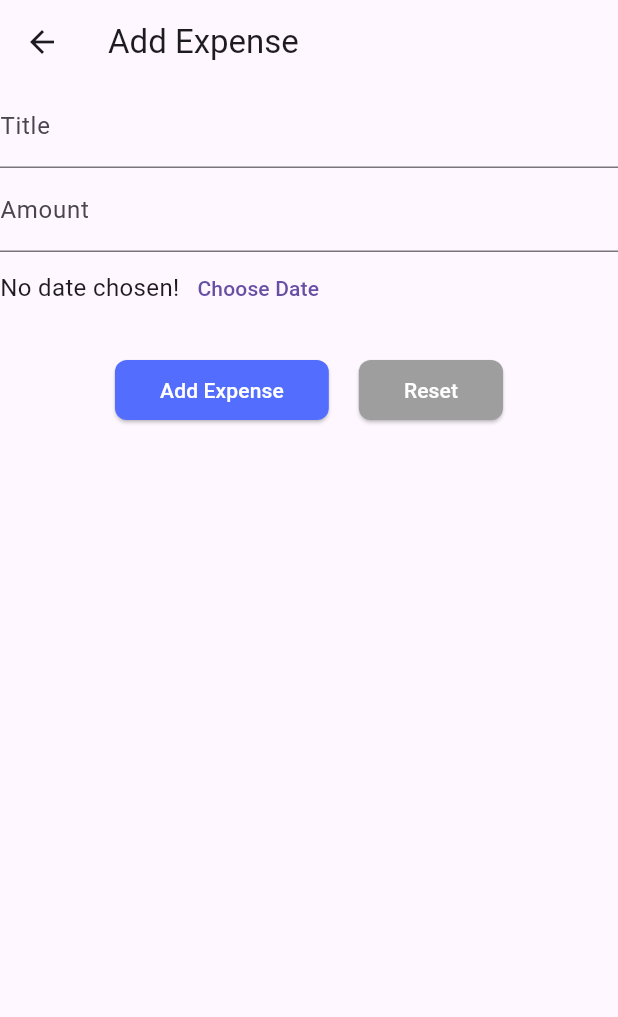
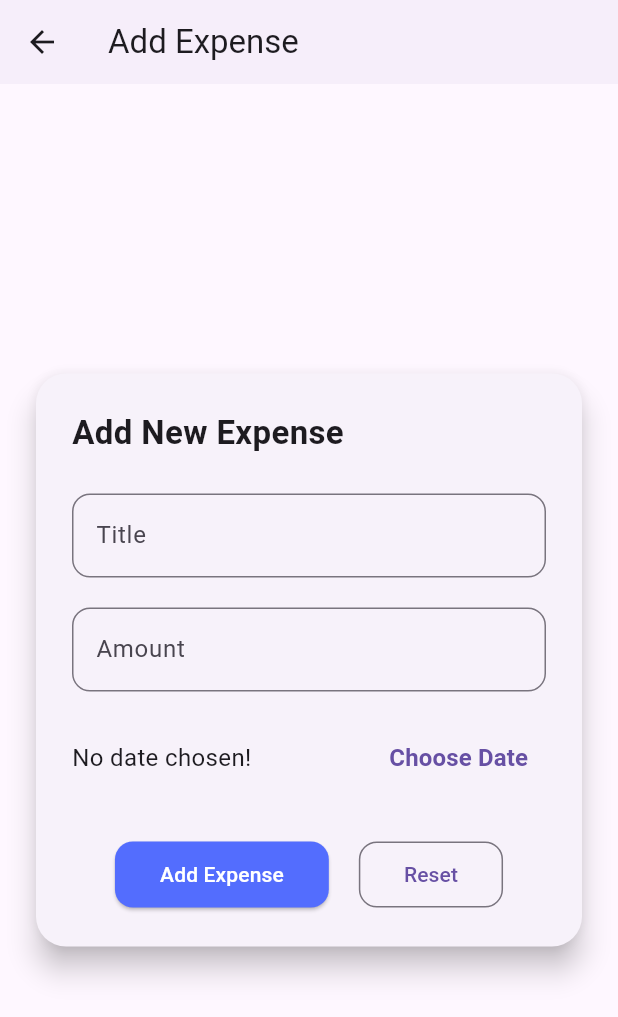
Before and after one commit to Johnvilin-Sibina/Expense-Tracker, a Flutter app: the screen it shows after launch, after a tap on the "add" icon, on a phone screen of 412 x 824 dp. Shown: the top 1017 px of the screen. Run offline on Flutter 3.47's test engine with Material 3 defaults, Android fonts, the phone set to English and light mode, and no system bars; our stand-ins replace hive, hive_flutter; accounts and stored records are empty.

Commit message:
Enhanced UI

```diff
--- a/lib/screens/add_expense_screen.dart
+++ b/lib/screens/add_expense_screen.dart
@@ -18,9 +18,7 @@ class _AddExpenseScreenState extends State<AddExpenseScreen> {
   void showDatepicker() async {
     final pickedDate = await showDatePicker(
       context: context,
-      initialDate:
-          _selectedDate ??
-          DateTime.now(), // If date is selected, show that  or else show current date
+      initialDate: _selectedDate ?? DateTime.now(),
       firstDate: DateTime(2000),
       lastDate: DateTime.now(),
     );
@@ -37,8 +35,11 @@ class _AddExpenseScreenState extends State<AddExpenseScreen> {
       final enteredTitle = _titleController.text;
       final enteredAmount = double.parse(_amountController.text);
 
-      // print("Title: $enteredTitle, Amount: $enteredAmount");
-      final newExpense = ExpenseModel(title: enteredTitle, amount: enteredAmount, date: _selectedDate!);
+      final newExpense = ExpenseModel(
+        title: enteredTitle,
+        amount: enteredAmount,
+        date: _selectedDate!,
+      );
       Navigator.pop(context, newExpense);
     }
   }
@@ -55,15 +56,52 @@ class _AddExpenseScreenState extends State<AddExpenseScreen> {
   @override
   Widget build(BuildContext context) {
     return Scaffold(
-      appBar: AppBar(title: Text("Add Expense")),
+      appBar: AppBar(
+        title: const Text("Add Expense"),
+        elevation: 1,
+      ),
+
       body: Center(
+        child: Container(
+          width: 450, // Good width for web & mobile
+          padding: const EdgeInsets.all(20),
+
+          child: Card(
+            elevation: 8,
+            shape: RoundedRectangleBorder(
+              borderRadius: BorderRadius.circular(20),
+            ),
+
+            child: Padding(
+              padding: const EdgeInsets.all(24.0),
+
               child: Form(
                 key: _formKey,
+
                 child: Column(
+                  crossAxisAlignment: CrossAxisAlignment.start,
+                  mainAxisSize: MainAxisSize.min,
+
                   children: [
+                    const Text(
+                      "Add New Expense",
+                      style: TextStyle(
+                        fontSize: 22,
+                        fontWeight: FontWeight.bold,
+                      ),
+                    ),
+
+                    const SizedBox(height: 25),
+
+                    // Title
                     TextFormField(
                       controller: _titleController,
-                decoration: InputDecoration(labelText: "Title"),
+                      decoration: InputDecoration(
+                        labelText: "Title",
+                        border: OutlineInputBorder(
+                          borderRadius: BorderRadius.circular(12),
+                        ),
+                      ),
                       validator: (value) {
                         if (value == null || value.isEmpty) {
                           return "Please enter a title";
@@ -71,16 +109,25 @@ class _AddExpenseScreenState extends State<AddExpenseScreen> {
                         return null;
                       },
                     ),
+
+                    const SizedBox(height: 20),
+
+                    // Amount
                     TextFormField(
                       controller: _amountController,
-                decoration: InputDecoration(labelText: "Amount"),
                       keyboardType: TextInputType.number,
+                      decoration: InputDecoration(
+                        labelText: "Amount",
+                        border: OutlineInputBorder(
+                          borderRadius: BorderRadius.circular(12),
+                        ),
+                      ),
                       validator: (value) {
                         if (value == null || value.isEmpty) {
                           return "Please enter an amount";
                         }
                         if (double.tryParse(value) == null) {
-                    return "Please enter a valid number";
+                          return "Enter a valid number";
                         }
                         if (double.parse(value) <= 0) {
                           return "Amount must be greater than zero";
@@ -88,56 +135,78 @@ class _AddExpenseScreenState extends State<AddExpenseScreen> {
                         return null;
                       },
                     ),
-              // TextButton(onPressed: () => showDatepicker(), child: Text("Choose Date")),
+
+                    const SizedBox(height: 20),
+
+                    // DATE PICKER ROW
                     Row(
-                mainAxisAlignment: MainAxisAlignment.start,
+                      mainAxisAlignment: MainAxisAlignment.spaceBetween,
                       children: [
                         Text(
                           _selectedDate == null
                               ? "No date chosen!"
                               : "Picked: ${_selectedDate!.day}-${_selectedDate!.month}-${_selectedDate!.year}",
-                    style: TextStyle(fontSize: 16),
+                          style: const TextStyle(fontSize: 16),
                         ),
                         TextButton(
                           onPressed: showDatepicker,
-                    child: Text("Choose Date"),
+                          child: const Text(
+                            "Choose Date",
+                            style: TextStyle(
+                              fontSize: 16,
+                              fontWeight: FontWeight.bold,
+                            ),
+                          ),
                         ),
                       ],
                     ),
 
-              SizedBox(height: 20),
+                    const SizedBox(height: 30),
+
+                    // BUTTONS ROW
                     Row(
                       mainAxisAlignment: MainAxisAlignment.center,
                       children: [
                         ElevatedButton(
-                    onPressed: () => submitForm(),
-                    child: Text("Add Expense"),
+                          onPressed: submitForm,
                           style: ElevatedButton.styleFrom(
                             backgroundColor: Colors.indigoAccent,
                             foregroundColor: Colors.white,
+                            padding: const EdgeInsets.symmetric(
+                              horizontal: 30,
+                              vertical: 12,
+                            ),
                             shape: RoundedRectangleBorder(
-                        borderRadius: BorderRadius.circular(8.0),
-                      ),
-                      padding:
-                          EdgeInsets.symmetric(horizontal: 30.0, vertical: 10.0),
+                              borderRadius: BorderRadius.circular(12),
                             ),
                           ),
-                  SizedBox(width: 20),
-                  ElevatedButton(onPressed: () => resetForm(), child: Text("Reset"), style: ElevatedButton.styleFrom(
-                    backgroundColor: Colors.grey,
-                    foregroundColor: Colors.white,
+                          child: const Text("Add Expense"),
+                        ),
+
+                        const SizedBox(width: 20),
+
+                        OutlinedButton(
+                          onPressed: resetForm,
+                          style: OutlinedButton.styleFrom(
+                            padding: const EdgeInsets.symmetric(
+                              horizontal: 30,
+                              vertical: 12,
+                            ),
                             shape: RoundedRectangleBorder(
-                      borderRadius: BorderRadius.circular(8.0),
+                              borderRadius: BorderRadius.circular(12),
                             ),
-                    padding:
-                        EdgeInsets.symmetric(horizontal: 30.0, vertical: 10.0),
-                  ),),
+                          ),
+                          child: const Text("Reset"),
+                        ),
                       ],
                     )
                   ],
                 ),
               ),
             ),
+          ),
+        ),
+      ),
     );
   }
 }
--- a/lib/screens/home_screen.dart
+++ b/lib/screens/home_screen.dart
@@ -11,12 +11,6 @@ class HomeScreen extends StatefulWidget {
 }
 
 class _HomeScreenState extends State<HomeScreen> {
-  //   List<ExpenseModel> expenses = [
-  //   ExpenseModel(title: "Groceries", amount: 50.0, date: DateTime.now()),
-  //   ExpenseModel(title: "Transport", amount: 20.0, date: DateTime.now()),
-  // ];
-
-
   final expensesBox = Hive.box<ExpenseModel>('expensesBox');
 
   List<ExpenseModel> get expenses {
@@ -24,6 +18,7 @@ class _HomeScreenState extends State<HomeScreen> {
   }
 
   final double totalAmount = 10000.0;
+
   double get totalExpenses {
     return expenses.fold(0.0, (sum, item) => sum + item.amount);
   }
@@ -33,25 +28,23 @@ class _HomeScreenState extends State<HomeScreen> {
   }
 
   void confirmDelete(int index) {
-    final expensesBox = Hive.box<ExpenseModel>('expensesBox');
     showDialog(
       context: context,
       builder: (BuildContext context) {
         return AlertDialog(
+          shape: RoundedRectangleBorder(borderRadius: BorderRadius.circular(12)),
           title: Text('Delete Expense'),
-          content: Text('Are you sure you want to delete this reccord?'),
+          content: Text('Are you sure you want to delete this record?'),
           actions: [
             TextButton(
-              onPressed: () {
-                Navigator.of(context).pop(); // Close the dialog
-              },
+              onPressed: () => Navigator.pop(context),
               child: Text('Cancel'),
             ),
             TextButton(
-              onPressed: () async {
+              onPressed: () {
                 expensesBox.deleteAt(index);
                 setState(() {});
-                Navigator.of(context).pop(); // Close the dialog
+                Navigator.pop(context);
               },
               child: Text('Delete', style: TextStyle(color: Colors.red)),
             ),
@@ -64,89 +57,68 @@ class _HomeScreenState extends State<HomeScreen> {
   @override
   Widget build(BuildContext context) {
     return Scaffold(
+      backgroundColor: Colors.grey[100],
       floatingActionButton: FloatingActionButton(
         onPressed: () async {
-          final newExpense =
-              await Navigator.pushNamed(context, "/add-expense")
+          final newExpense = await Navigator.pushNamed(context, "/add-expense")
               as ExpenseModel;
           setState(() {
-            // expenses.add(newExpense);
             expensesBox.add(newExpense);
           });
         },
-        backgroundColor: Colors.blue,
-        foregroundColor: Colors.white,
+        backgroundColor: Colors.indigo,
         child: Icon(Icons.add),
       ),
-      appBar: AppBar(title: Text("Expense Tracker")),
+
+      appBar: AppBar(
+        centerTitle: true,
+        title: Text("Expense Tracker",
+            style: TextStyle(fontWeight: FontWeight.bold)),
+        backgroundColor: Colors.indigo,
+        foregroundColor: Colors.white,
+        elevation: 0,
+      ),
+
       body: Column(
         children: [
+          //---------------------------- Summary Card ------------------------------
           Container(
             width: double.infinity,
-            padding: const EdgeInsets.all(16.0),
+            margin: EdgeInsets.all(16),
+            padding: EdgeInsets.all(18),
+            decoration: BoxDecoration(
+              color: Colors.white,
+              borderRadius: BorderRadius.circular(18),
+              boxShadow: [
+                BoxShadow(
+                    color: Colors.black12, blurRadius: 8, offset: Offset(0, 4))
+              ],
+            ),
             child: Column(
               crossAxisAlignment: CrossAxisAlignment.start,
               children: [
-                Text.rich(
-                  TextSpan(
-                    text: "Total Amount: ",
-                    style: TextStyle(fontSize: 18, fontWeight: FontWeight.bold),
-                    children: [
-                      TextSpan(
-                        text: "Rs. ${totalAmount.toStringAsFixed(2)}",
-                        style: TextStyle(
-                          fontSize: 16,
-                          fontWeight: FontWeight.normal,
-                        ),
+                summaryLine("Total Amount", "Rs. ${totalAmount.toStringAsFixed(2)}", Colors.black),
+                summaryLine("Your Expenses", "Rs. ${totalExpenses.toStringAsFixed(2)}", Colors.red),
+                summaryLine(
+                  "Balance",
+                  "Rs. ${balance.toStringAsFixed(2)}",
+                  balance >= 0 ? Colors.green : Colors.red,
                 ),
               ],
             ),
           ),
-                Text.rich(
-                  TextSpan(
-                    text: "Your Expenses: ",
-                    style: TextStyle(fontSize: 18, fontWeight: FontWeight.bold),
-                    children: [
-                      TextSpan(
-                        text: "Rs. ${totalExpenses.toStringAsFixed(2)}",
-                        style: TextStyle(
-                          fontSize: 16,
-                          fontWeight: FontWeight.normal,
-                          color: Colors.red,
-                        ),
-                      ),
-                    ],
-                  ),
-                ),
-                Text.rich(
-                  TextSpan(
-                    text: "Balance: ",
-                    style: TextStyle(fontSize: 18, fontWeight: FontWeight.bold),
-                    children: [
-                      TextSpan(
-                        text: "Rs. ${balance.toStringAsFixed(2)}",
-                        style: TextStyle(
-                          fontSize: 16,
-                          fontWeight: FontWeight.normal,
-                          color: balance >= 0 ? Colors.green : Colors.red,
-                        ),
-                      ),
-                    ],
-                  ),
-                ),
-              ],
-            ),
-          ),
+
+          //-------------------------- Expense List -------------------------------
           Expanded(
             child: ListView.builder(
               itemCount: expenses.length,
               itemBuilder: (context, index) {
-                final expense = expenses[index];
+                final e = expenses[index];
                 return ExpenseCard(
-                  title: expense.title,
-                  amount: expense.amount,
-                  date: expense.date,
-                  onDelete: () => confirmDelete(index)
+                  title: e.title,
+                  amount: e.amount,
+                  date: e.date,
+                  onDelete: () => confirmDelete(index),
                 );
               },
             ),
@@ -155,7 +127,25 @@ class _HomeScreenState extends State<HomeScreen> {
       ),
     );
   }
+
+  // Helper widget for summary section
+  Widget summaryLine(String label, String value, Color color) {
+    return Padding(
+      padding: const EdgeInsets.only(bottom: 6),
+      child: Row(
+        mainAxisAlignment: MainAxisAlignment.spaceBetween,
+        children: [
+          Text(label,
+              style: TextStyle(fontSize: 17, fontWeight: FontWeight.w600)),
+          Text(value,
+              style: TextStyle(fontSize: 16, fontWeight: FontWeight.bold, color: color)),
+        ],
+      ),
+    );
   }
+}
+
+// -------------------------- Expense Card ------------------------------
 
 class ExpenseCard extends StatelessWidget {
   final String title;
@@ -171,58 +161,58 @@ class ExpenseCard extends StatelessWidget {
     super.key,
   });
 
-  String get formattedDate {
-    return DateFormat("dd-MM-yyyy").format(date);
-  }
+  String get formattedDate => DateFormat("dd-MM-yyyy").format(date);
 
   @override
   Widget build(BuildContext context) {
-    return Card(
-      elevation: 5,
-      margin: EdgeInsets.all(30.0),
-      child: Padding(
-        padding: EdgeInsets.all(12.0),
+    return Container(
+      margin: EdgeInsets.symmetric(horizontal: 18, vertical: 10),
+      padding: EdgeInsets.all(14),
+      decoration: BoxDecoration(
+        color: Colors.white,
+        borderRadius: BorderRadius.circular(16),
+        boxShadow: [
+          BoxShadow(
+              color: Colors.black12, blurRadius: 6, offset: Offset(0, 4))
+        ],
+      ),
       child: Row(
-          mainAxisAlignment: MainAxisAlignment.spaceEvenly,
+        mainAxisAlignment: MainAxisAlignment.spaceBetween,
+        children: [
+          // Title + Date
+          Column(
             crossAxisAlignment: CrossAxisAlignment.start,
             children: [
-            Column(
-              mainAxisSize: MainAxisSize.min,
-              children: [
-                Text(
-                  title.length > 15 ? "${title.substring(0, 10)}..." : title,
-                  style: TextStyle(fontWeight: FontWeight.bold, fontSize: 18),
-                ),
-                SizedBox(height: 5),
-                Text(
-                  formattedDate,
-                  style: TextStyle(fontSize: 16, color: Colors.grey[600]),
-                ),
+              Text(title,
+                  style: TextStyle(fontSize: 18, fontWeight: FontWeight.bold)),
+              SizedBox(height: 4),
+              Text(formattedDate,
+                  style: TextStyle(fontSize: 14, color: Colors.grey[600])),
             ],
           ),
+
+          // Amount Badge
           Container(
+            padding: EdgeInsets.symmetric(horizontal: 14, vertical: 6),
             decoration: BoxDecoration(
-                border: Border.all(color: Colors.blue, width: 2),
-                borderRadius: BorderRadius.circular(5),
+              borderRadius: BorderRadius.circular(10),
+              border: Border.all(color: Colors.indigo),
             ),
-              padding: EdgeInsets.symmetric(horizontal: 16.0, vertical: 6.0),
             child: Text(
               amount.toStringAsFixed(2),
               style: TextStyle(
                   fontWeight: FontWeight.bold,
                   fontSize: 16,
-                  color: Colors.blue,
+                  color: Colors.indigo),
             ),
           ),
-            ),
-            Container(
-              padding: EdgeInsetsDirectional.only(start: 30),
-              child: IconButton(
+
+          // Delete Button
+          IconButton(
             onPressed: onDelete,
-                icon:Icon(Icons.delete,color: Colors.red,)
-            ))
+            icon: Icon(Icons.delete, color: Colors.red),
+          )
         ],
-        ),
       ),
     );
   }
```
Lines whose indentation alone changed are shown as unchanged.
